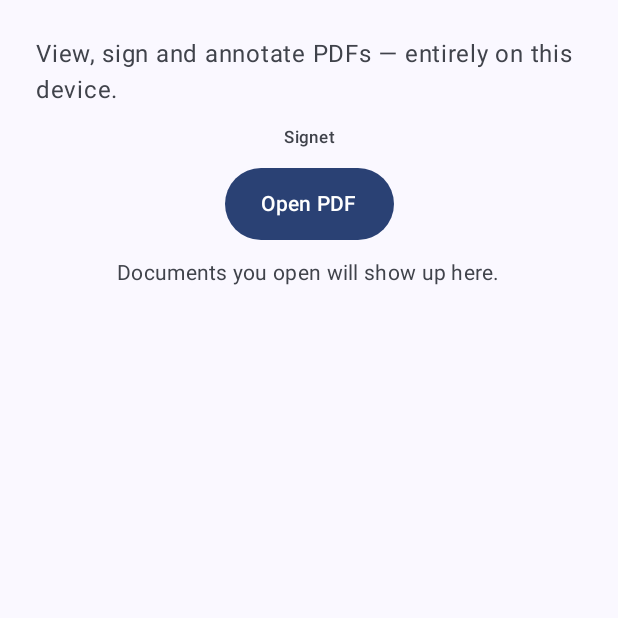
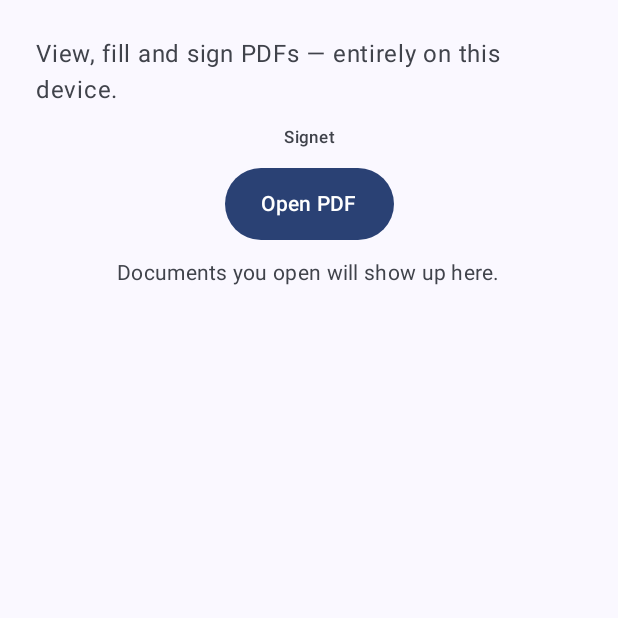
Before and after one commit to shavei/Pdf-app, an Android app built with Jetpack Compose: the composable HomeScreen called with empty values, on a phone screen of 412 x 824 dp, the top half of it. Run offline under Robolectric (Android 15) with nearby library versions, the phone set to English and light mode, and no system bars; 1 statement that could not run was skipped.

Commit message:
Polish for the 1.4.1 release
Four things, and one correction to something this backlog got wrong.

The home screen has offered to "View, sign and annotate PDFs" since the
annotation suite was removed by product decision in v1.3.0. It now says
what the app does (S1).

GitHub's "latest release" belonged to the rolling debug build, which
republishes on every green push, so a signed release was buried the moment
it was cut and the README's one-tap download kept serving a debug build —
which would have made cutting this release very nearly cosmetic. The newest
signed tag takes that spot. Dropping `make_latest` alone would have broken
the download link, since release assets are versioned and the permalink
asks for `Signet.apk`, so a signed release now ships an unversioned copy
too. The rolling build keeps its own tag for anyone wanting newer code than
the newest release, and the README and RELEASING say plainly that the two
are differently signed and cannot replace one another in place (S4).

The changelog's `[Unreleased]` becomes `[1.4.1]`, dated, linked, with a
fresh empty section above it.

M12 is closed as not-a-bug. The reader's viewport height appearing to
disagree with the list's — 2439 against 3200 — was the temporary
instrumentation reading `viewportHeightPx` out of a captured closure while
reading `listState.layoutInfo` live: one line of text, two moments. The
overlay's own crosshair, drawn from that same value, landed at y~1593 in
two independent screenshots, which is half of 3200 and not of 2439. So the
viewport agreed all along and `ZoomPreset.FIT_PAGE` divides by the right
number. Recorded because the wrong conclusion was already written down once
and would otherwise have been chased.

Also corrects a comment in ci.yml that still described the repository as
private.

Verified: ktlint, detekt, lintDebug, testDebugUnitTest, assembleDebug,
assembleDebugAndroidTest, and the workflow parses.

Co-Authored-By: Claude Opus 5 <noreply@anthropic.com>
Claude-Session: https://claude.ai/code/session_01DCDxcKB7koESD9QgpifeBp

```diff
--- a/app/src/main/java/com/pdfapp/ui/home/HomeScreen.kt
+++ b/app/src/main/java/com/pdfapp/ui/home/HomeScreen.kt
@@ -55,7 +55,7 @@ fun HomeScreen(
         modifier = modifier.fillMaxSize().padding(24.dp),
     ) {
         Text(
-            "View, sign and annotate PDFs — entirely on this device.",
+            "View, fill and sign PDFs — entirely on this device.",
             style = MaterialTheme.typography.bodyLarge,
             color = MaterialTheme.colorScheme.onSurfaceVariant,
         )
```
Also changed, not shown: 5 other files.
